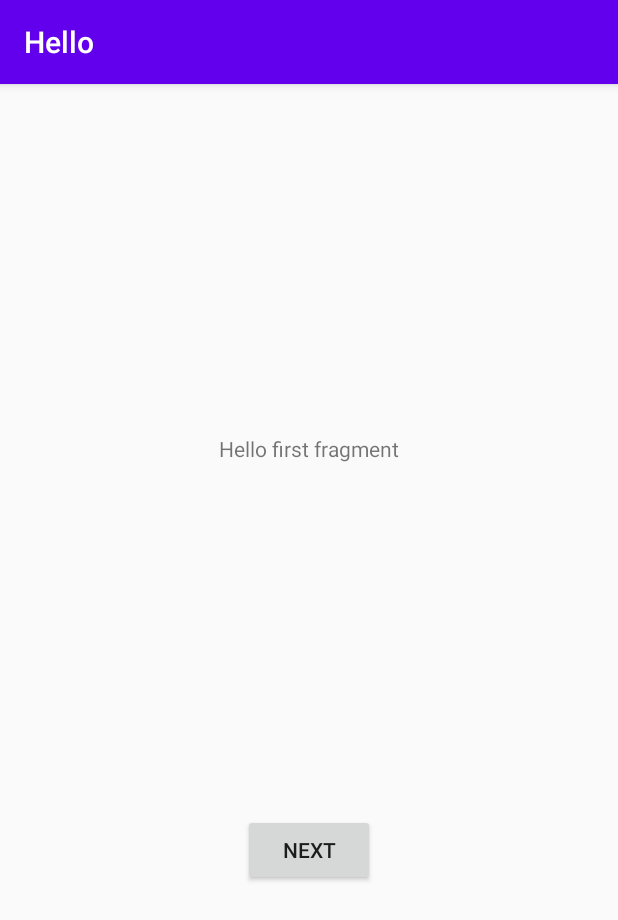
After one commit to kanghyejin0106/Hello2, an Android app: the fragment FirstFragment shown on its own in the app's theme, on a phone screen of 412 x 824 dp. The commit adds this screen. Shown: the top 920 px of the screen. Run offline under Robolectric (Android 15) with nearby library versions, the phone set to English and light mode, and no system bars.

Commit message:
Inflater
study Inflater
set sub View on main View

```diff
--- a/app/build.gradle
+++ b/app/build.gradle
@@ -33,6 +33,8 @@ dependencies {
     implementation 'androidx.appcompat:appcompat:1.1.0'
     implementation 'com.google.android.material:material:1.1.0'
     implementation 'androidx.constraintlayout:constraintlayout:1.1.3'
+    implementation 'androidx.navigation:navigation-fragment:2.2.2'
+    implementation 'androidx.navigation:navigation-ui:2.2.2'
     testImplementation 'junit:junit:4.+'
     androidTestImplementation 'androidx.test.ext:junit:1.1.1'
     androidTestImplementation 'androidx.test.espresso:espresso-core:3.2.0'
--- /dev/null
+++ b/app/src/main/java/android/develop/hello/FirstFragment.java
@@ -0,0 +1,34 @@
+package android.develop.hello;
+
+import android.os.Bundle;
+import android.view.LayoutInflater;
+import android.view.View;
+import android.view.ViewGroup;
+
+import androidx.annotation.NonNull;
+import androidx.fragment.app.Fragment;
+import androidx.navigation.fragment.NavHostFragment;
+
+public class FirstFragment extends Fragment {
+
+    @Override
+    public View onCreateView(
+            LayoutInflater inflater, ViewGroup container,
+            Bundle savedInstanceState
+    ) {
+        // Inflate the layout for this fragment
+        return inflater.inflate(R.layout.fragment_first, container, false);
+    }
+
+    public void onViewCreated(@NonNull View view, Bundle savedInstanceState) {
+        super.onViewCreated(view, savedInstanceState);
+
+        view.findViewById(R.id.button_first).setOnClickListener(new View.OnClickListener() {
+            @Override
+            public void onClick(View view) {
+                NavHostFragment.findNavController(FirstFragment.this)
+                        .navigate(R.id.action_FirstFragment_to_SecondFragment);
+            }
+        });
+    }
+}
--- /dev/null
+++ b/app/src/main/res/layout/content_main.xml
@@ -0,0 +1,6 @@
+<?xml version="1.0" encoding="utf-8"?>
+<androidx.constraintlayout.widget.ConstraintLayout xmlns:android="http://schemas.android.com/apk/res/android"
+    xmlns:app="http://schemas.android.com/apk/res-auto"
+    android:layout_width="match_parent"
+    android:layout_height="match_parent"
+    app:layout_behavior="@string/appbar_scrolling_view_behavior"></androidx.constraintlayout.widget.ConstraintLayout>
--- /dev/null
+++ b/app/src/main/res/layout/fragment_first.xml
@@ -0,0 +1,28 @@
+<?xml version="1.0" encoding="utf-8"?>
+<androidx.constraintlayout.widget.ConstraintLayout xmlns:android="http://schemas.android.com/apk/res/android"
+    xmlns:app="http://schemas.android.com/apk/res-auto"
+    xmlns:tools="http://schemas.android.com/tools"
+    android:layout_width="match_parent"
+    android:layout_height="match_parent"
+    tools:context=".FirstFragment">
+
+    <TextView
+        android:id="@+id/textview_first"
+        android:layout_width="wrap_content"
+        android:layout_height="wrap_content"
+        android:text="@string/hello_first_fragment"
+        app:layout_constraintBottom_toTopOf="@id/button_first"
+        app:layout_constraintEnd_toEndOf="parent"
+        app:layout_constraintStart_toStartOf="parent"
+        app:layout_constraintTop_toTopOf="parent" />
+
+    <Button
+        android:id="@+id/button_first"
+        android:layout_width="wrap_content"
+        android:layout_height="wrap_content"
+        android:text="@string/next"
+        app:layout_constraintBottom_toBottomOf="parent"
+        app:layout_constraintEnd_toEndOf="parent"
+        app:layout_constraintStart_toStartOf="parent"
+        app:layout_constraintTop_toBottomOf="@id/textview_first" />
+</androidx.constraintlayout.widget.ConstraintLayout>
--- /dev/null
+++ b/app/src/main/res/values/dimens.xml
@@ -0,0 +1,3 @@
+<resources>
+    <dimen name="fab_margin">16dp</dimen>
+</resources>
--- a/app/src/main/res/values/strings.xml
+++ b/app/src/main/res/values/strings.xml
@@ -1,3 +1,12 @@
 <resources>
     <string name="app_name">Hello</string>
+    <string name="title_activity_main2">MainActivity</string>
+    <!-- Strings used for fragments for navigation -->
+    <string name="first_fragment_label">First Fragment</string>
+    <string name="second_fragment_label">Second Fragment</string>
+    <string name="next">Next</string>
+    <string name="previous">Previous</string>
+
+    <string name="hello_first_fragment">Hello first fragment</string>
+    <string name="hello_second_fragment">Hello second fragment. Arg: %1$s</string>
 </resources>
--- a/app/src/main/res/values/themes.xml
+++ b/app/src/main/res/values/themes.xml
@@ -13,4 +13,13 @@
         <item name="android:statusBarColor" tools:targetApi="l">?attr/colorPrimaryVariant</item>
         <!-- Customize your theme here. -->
     </style>
+
+    <style name="Theme.Hello.NoActionBar">
+        <item name="windowActionBar">false</item>
+        <item name="windowNoTitle">true</item>
+    </style>
+
+    <style name="Theme.Hello.AppBarOverlay" parent="ThemeOverlay.AppCompat.Dark.ActionBar" />
+
+    <style name="Theme.Hello.PopupOverlay" parent="ThemeOverlay.AppCompat.Light" />
 </resources>
```
Also changed, not shown: app/src/main/AndroidManifest.xml (+7 -2 lines), app/src/main/java/android/develop/hello/MainActivity2.java (added, +30 -0 lines), app/src/main/java/android/develop/hello/MainActivity3.java (added, +36 -0 lines), app/src/main/java/android/develop/hello/SecondFragment.java (added, +34 -0 lines), app/src/main/res/layout/activity_main.xml (+14 -0 lines), app/src/main/res/layout/activity_main2.xml (added, +33 -0 lines), app/src/main/res/layout/activity_main3.xml (added, +24 -0 lines), app/src/main/res/layout/fragment_second.xml (added, +27 -0 lines), app/src/main/res/layout/layout2.xml (added, +21 -0 lines), app/src/main/res/navigation/nav_graph.xml (added, +28 -0 lines).
